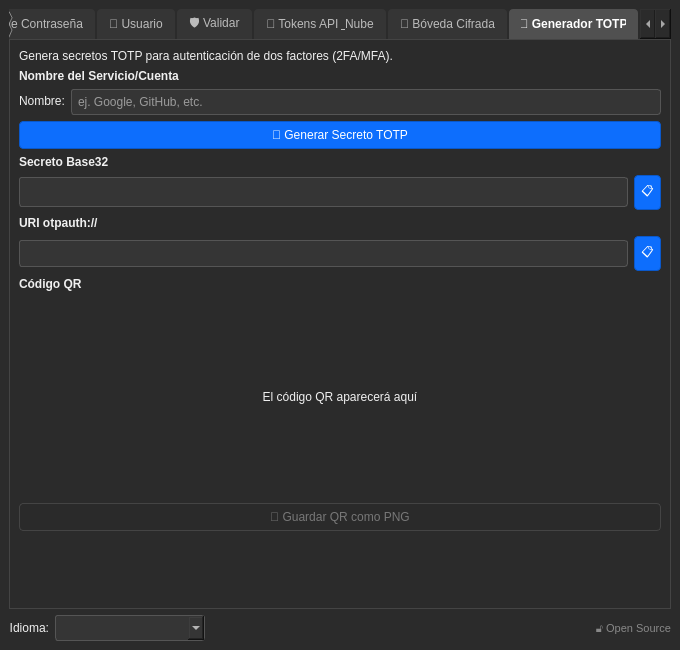
Above: ui/main_es.ui from Eduardo-ci/cipherpass_pro before the change. Below: the same form after it.
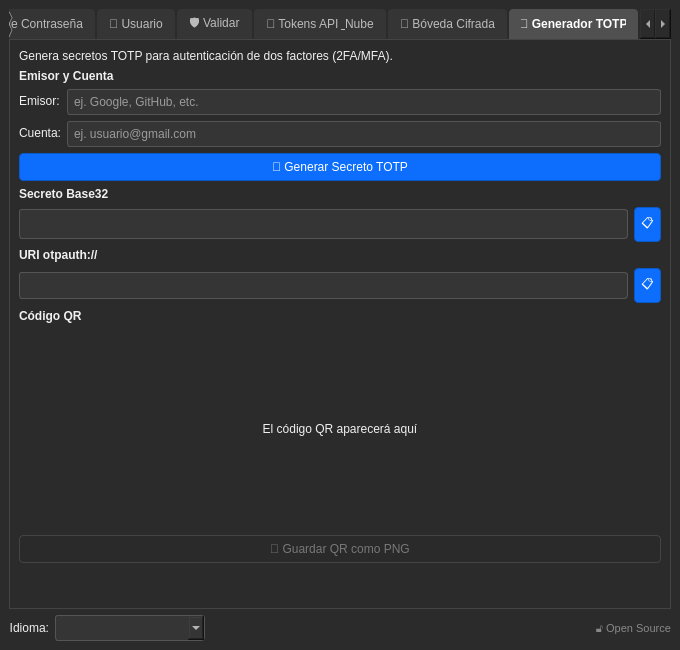
That is the form after the change. The open tabs and pages were chosen to show the change. Icons and pictures are not drawn.

```diff
--- a/ui/main_es.ui
+++ b/ui/main_es.ui
@@ -1155,7 +1155,7 @@
         <item>
          <widget class="QLabel" name="label_totp_name">
           <property name="text">
-           <string>&lt;b&gt;Nombre del Servicio/Cuenta&lt;/b&gt;</string>
+           <string>&lt;b&gt;Emisor y Cuenta&lt;/b&gt;</string>
           </property>
          </widget>
         </item>
@@ -1164,7 +1164,7 @@
           <item row="0" column="0">
            <widget class="QLabel" name="label_service_name">
             <property name="text">
-             <string>Nombre:</string>
+             <string>Emisor:</string>
             </property>
            </widget>
           </item>
@@ -1175,6 +1175,21 @@
             </property>
            </widget>
           </item>
+          <item row="1" column="0">
+           <widget class="QLabel" name="label_account_name">
+            <property name="text">
+             <string>Cuenta:</string>
+            </property>
+           </widget>
+          </item>
+          <item row="1" column="1">
+           <widget class="QLineEdit" name="lineEdit_account_name">
+            <property name="placeholderText">
+             <string>ej. usuario@gmail.com</string>
+            </property>
+           </widget>
+          </item>
+
          </layout>
         </item>
         <item>
```
